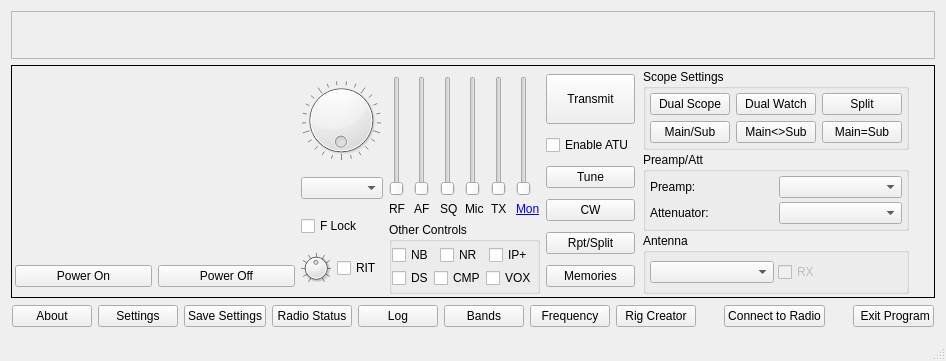
Qt form src/wfmain.ui (wf-group/wfview) before a commit.
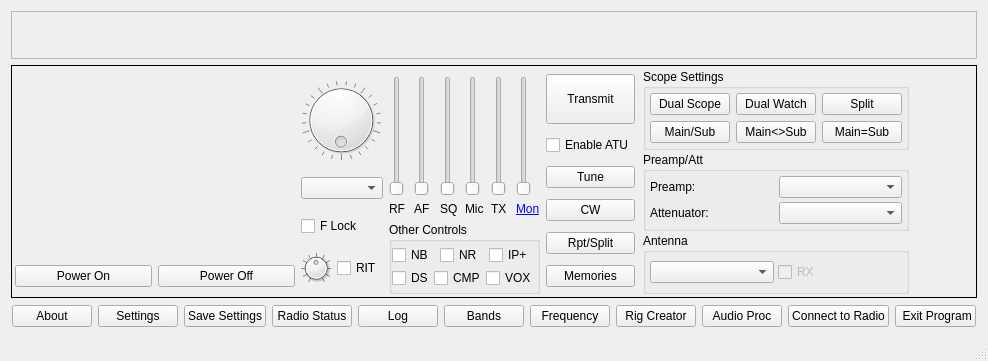
The same form after that commit. Custom widgets are drawn as their Qt base class.

Commit message:
Added audio processing
This commit adds compression and EQ support, as well as self-monitoring.

```diff
--- a/src/wfmain.ui
+++ b/src/wfmain.ui
@@ -1300,6 +1300,16 @@
          </property>
         </widget>
        </item>
+       <item>
+        <widget class="QPushButton" name="audioProcBtn">
+         <property name="focusPolicy">
+          <enum>Qt::FocusPolicy::NoFocus</enum>
+         </property>
+         <property name="text">
+          <string>Audio Proc</string>
+         </property>
+        </widget>
+       </item>
        <item>
         <spacer name="horizontalSpacer_32">
          <property name="orientation">
```
The commit also changes 24 other files.
